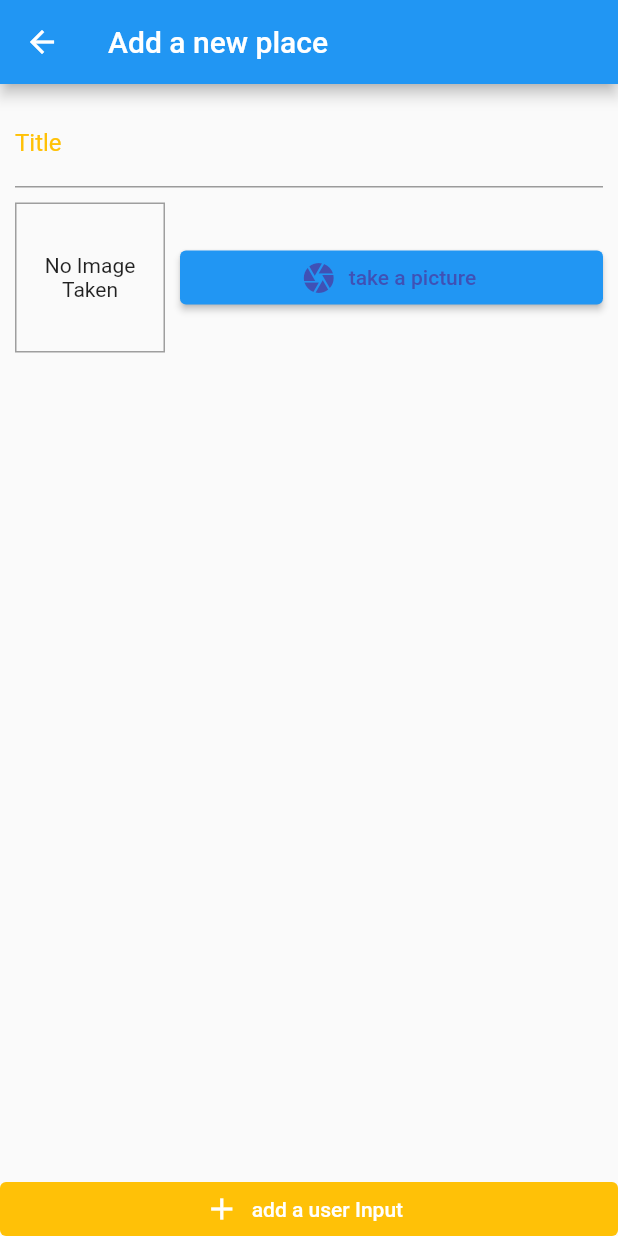
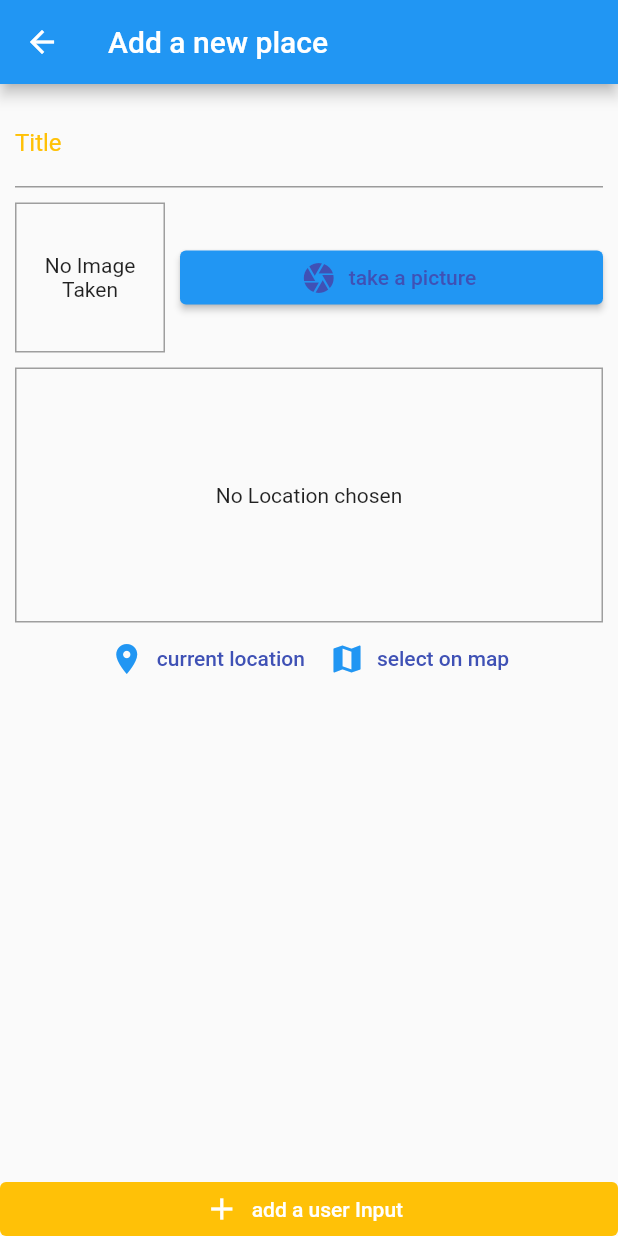
Before and after one commit to marinaBergas/flutterPlugins, a Flutter app: the AddPlaceScreen screen opened by its route, on a phone screen of 412 x 824 dp. Run offline on Flutter 3.47's test engine with Material 2 defaults, Android fonts, the phone set to English and light mode, and no system bars; our stand-ins replace image_picker, location, sqflite; accounts and stored records are empty.

Commit message:
add location

```diff
--- a/lib/screens/add_place_screen.dart
+++ b/lib/screens/add_place_screen.dart
@@ -3,6 +3,7 @@
 import 'package:provider/provider.dart';
 
 import '../widgets/image_input.dart';
+import '../widgets/location_input.dart';
 import '../providers/great_places.dart';
 
 class AddPlaceScreen extends StatefulWidget {
@@ -53,7 +54,11 @@
               ),
               ImageInput(
                 onSelectImage: _selectImage,
-              )
+              ),
+              const SizedBox(
+                height: 10,
+              ),
+              const LocationInput(),
             ]),
           ))),
           ElevatedButton.icon(
--- /dev/null
+++ b/lib/widgets/location_input.dart
@@ -0,0 +1,64 @@
+import 'package:flutter/material.dart';
+import 'package:location/location.dart';
+
+class LocationInput extends StatefulWidget {
+  const LocationInput({super.key});
+
+  @override
+  State<LocationInput> createState() => _LocationInputState();
+}
+
+class _LocationInputState extends State<LocationInput> {
+  String? _previewImageUrl;
+  Future<void> _getCurrentUserLocation() async {
+    final locData = await Location().getLocation();
+    print(locData.longitude);
+    print(locData.latitude);
+  }
+
+  @override
+  Widget build(BuildContext context) {
+    return Column(
+      children: [
+        Container(
+          height: 170,
+          width: double.infinity,
+          alignment: Alignment.center,
+          decoration:
+              BoxDecoration(border: Border.all(width: 1, color: Colors.grey)),
+          child: _previewImageUrl == null
+              ? const Text(
+                  'No Location chosen',
+                  textAlign: TextAlign.center,
+                )
+              : Image.network(
+                  _previewImageUrl!,
+                  fit: BoxFit.cover,
+                  width: double.infinity,
+                ),
+        ),
+        Row(
+          mainAxisAlignment: MainAxisAlignment.center,
+          children: [
+            TextButton.icon(
+              onPressed: _getCurrentUserLocation,
+              icon: const Icon(Icons.location_on),
+              label: Text(
+                'current location',
+                style: TextStyle(color: Theme.of(context).primaryColor),
+              ),
+            ),
+            TextButton.icon(
+              onPressed: () {},
+              icon: const Icon(Icons.map),
+              label: Text(
+                'select on map',
+                style: TextStyle(color: Theme.of(context).primaryColor),
+              ),
+            )
+          ],
+        )
+      ],
+    );
+  }
+}
--- a/pubspec.yaml
+++ b/pubspec.yaml
@@ -40,6 +40,7 @@
   path_provider: ^2.1.1
   sqflite: ^2.3.0
   path: any
+  location: ^5.0.3
 
 dev_dependencies:
   flutter_test:
```
Also changed, not shown: pubspec.lock, 5 other files.
